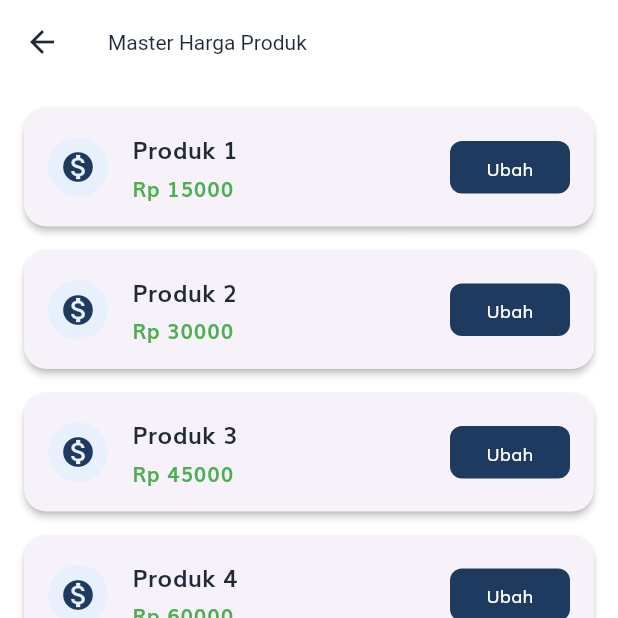
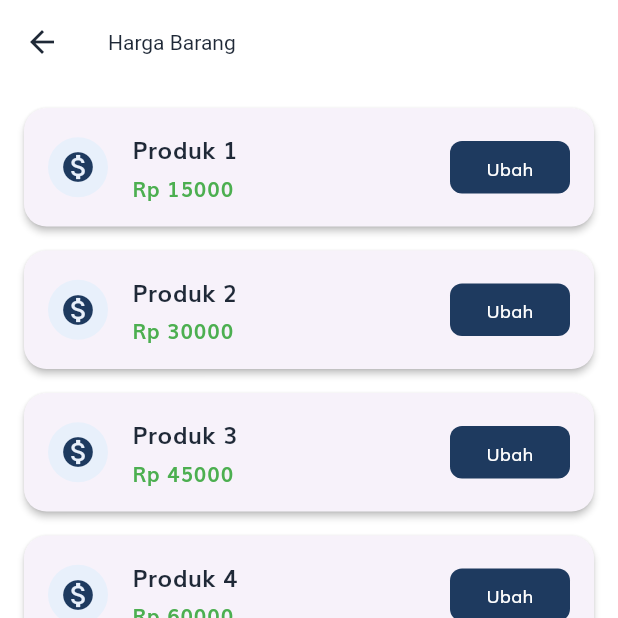
Before and after one commit to kizuusd/proyek_it_k2, a Flutter app: the FR03MasterHargaScreen screen opened directly, on a phone screen of 412 x 824 dp, the top half of it. Run offline on Flutter 3.47's test engine with Material 3 defaults, Android fonts, the phone set to English and light mode, and no system bars; our stand-ins replace flutter_svg, google_sign_in, image_picker, shared_preferences; accounts and stored records are empty; network calls fail.

Commit message:
Update fr03_master_harga_screen.dart

```diff
--- a/lib/screens/tracking_sales/fr03_master_harga_screen.dart
+++ b/lib/screens/tracking_sales/fr03_master_harga_screen.dart
@@ -78,7 +78,7 @@ class _FR03MasterHargaScreenState extends State<FR03MasterHargaScreen> {
     return Scaffold(
       resizeToAvoidBottomInset: false, // Menghindari crash pada Flutter Web karena On-Screen Keyboard
       appBar: AppBar(
-        title: const Text('Master Harga Produk', style: TextStyle(color: kTextColor)),
+        title: const Text('Harga Barang', style: TextStyle(color: kTextColor)),
         backgroundColor: Colors.white,
         elevation: 0,
         iconTheme: const IconThemeData(color: kTextColor),
```
